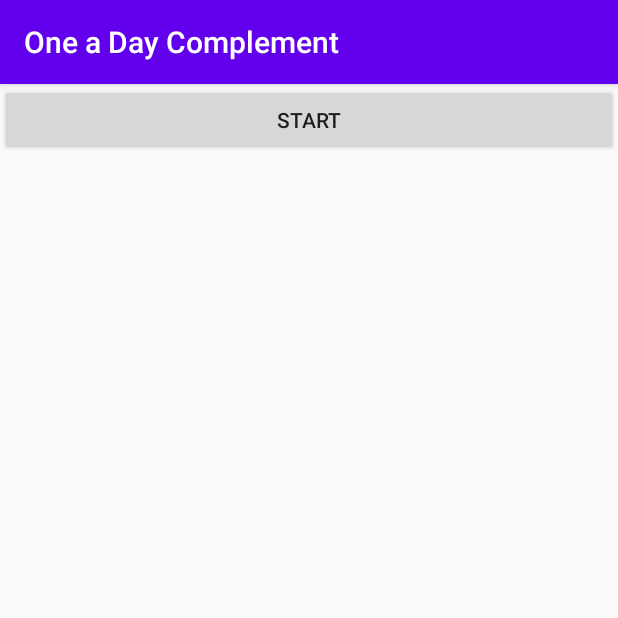
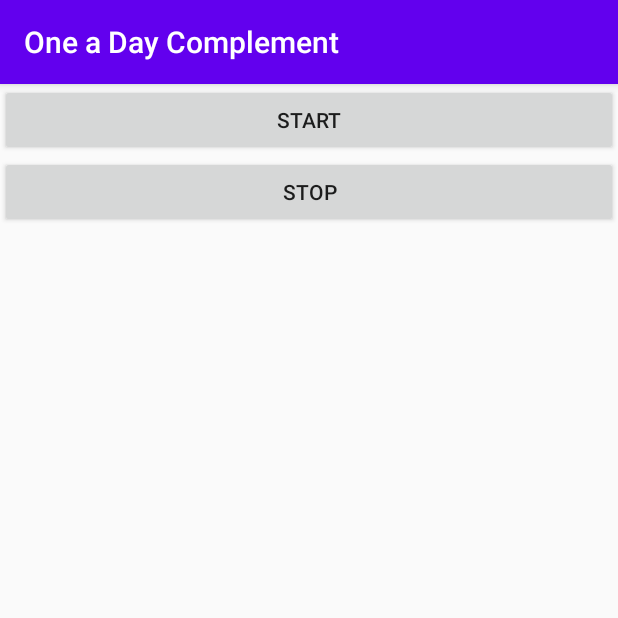
Before and after one commit to Jason-Skillman/One-a-Day-Complement, an Android app: the screen it shows after launch (MainActivity), on a phone screen of 412 x 824 dp, the top half of it. Run offline under Robolectric (Android 15) with nearby library versions, the phone set to English and light mode, and no system bars.

Commit message:
Added a cancel work button

```diff
--- a/app/src/main/java/com/jasoncorp/oneadaycomplement/MainActivity.java
+++ b/app/src/main/java/com/jasoncorp/oneadaycomplement/MainActivity.java
@@ -3,15 +3,18 @@ package com.jasoncorp.oneadaycomplement;
 import androidx.appcompat.app.AppCompatActivity;
 import androidx.work.Data;
 import androidx.work.OneTimeWorkRequest;
+import androidx.work.Operation;
 import androidx.work.WorkManager;
 
 import android.app.NotificationChannel;
 import android.app.NotificationManager;
 import android.os.Build;
 import android.os.Bundle;
+import android.os.Debug;
 import android.util.Log;
 import android.view.View;
 import android.widget.Button;
+import android.widget.Toast;
 
 import java.util.concurrent.TimeUnit;
 
@@ -19,13 +22,11 @@ public class MainActivity extends AppCompatActivity {
 
     private static final String TAG = "MainActivity";
 
-    public static final String NOTIFICATION_CHANNEL_ID_COMPLEMENT = "channel_complement";
-    public static final String NOTIFICATION_CHANNEL_NAME_COMPLEMENT = "Complement";
-    public static final String WORK_TAG = "notificationWork";
+    public static final String WORK_TAG_NOTIFICATION = "work_tag_notification";
     private String DBEventIDTag = "id_tag";
     private int DBEventID = 0;
 
-    private Button btnStart;
+    private Button btnStart, btnStop;
 
 
     @Override
@@ -34,6 +35,7 @@ public class MainActivity extends AppCompatActivity {
         setContentView(R.layout.activity_main);
 
         btnStart = findViewById(R.id.btn_start);
+        btnStop = findViewById(R.id.btn_stop);
 
         setupNotificationChannels();
     }
@@ -48,6 +50,20 @@ public class MainActivity extends AppCompatActivity {
                 startWork();
             }
         });
+        btnStop.setOnClickListener(new View.OnClickListener() {
+            @Override
+            public void onClick(View v) {
+                cancelWork();
+            }
+        });
+    }
+
+    @Override
+    protected void onPause() {
+        super.onPause();
+
+        btnStart.setOnClickListener(null);
+        btnStop.setOnClickListener(null);
     }
 
     void startWork() {
@@ -58,10 +74,16 @@ public class MainActivity extends AppCompatActivity {
         OneTimeWorkRequest notificationWork = new OneTimeWorkRequest.Builder(NotificationWorker.class)
                 .setInitialDelay(1000, TimeUnit.MILLISECONDS)
                 .setInputData(inputData)
-                .addTag(WORK_TAG)
+                .addTag(WORK_TAG_NOTIFICATION)
                 .build();
 
         WorkManager.getInstance(this).enqueue(notificationWork);
+    }
+
+    void cancelWork() {
+        Operation operation = WorkManager.getInstance(this).cancelAllWorkByTag(WORK_TAG_NOTIFICATION);
+
+        Toast.makeText(this, "Complements have been turned off", Toast.LENGTH_SHORT).show();
     }
 
     /**
@@ -69,10 +91,12 @@ public class MainActivity extends AppCompatActivity {
      */
     public void setupNotificationChannels() {
         if (Build.VERSION.SDK_INT >= Build.VERSION_CODES.O) {
-            String id = NOTIFICATION_CHANNEL_ID_COMPLEMENT;
-            CharSequence name = NOTIFICATION_CHANNEL_NAME_COMPLEMENT;
-            int importance = NotificationManager.IMPORTANCE_DEFAULT;
+            //Set the notification data
+            String id = getString(R.string.notification_channel_id_complement);
+            CharSequence name = getString(R.string.notification_channel_name_complement);
+            int importance = NotificationManager.IMPORTANCE_LOW;
 
+            //Setup the notification channel
             NotificationChannel channel = new NotificationChannel(id, name, importance);
 
             //Register the channel with the system, you can't change the importance or other notification behaviors after this
--- a/app/src/main/res/layout/activity_main.xml
+++ b/app/src/main/res/layout/activity_main.xml
@@ -14,4 +14,14 @@
         app:layout_constraintEnd_toEndOf="parent"
         app:layout_constraintStart_toStartOf="parent"
         app:layout_constraintTop_toTopOf="parent" />
+
+    <Button
+        android:id="@+id/btn_stop"
+        android:layout_width="0dp"
+        android:layout_height="wrap_content"
+        android:text="Stop"
+        app:layout_constraintEnd_toEndOf="parent"
+        app:layout_constraintHorizontal_bias="1.0"
+        app:layout_constraintStart_toStartOf="parent"
+        app:layout_constraintTop_toBottomOf="@+id/btn_start" />
 </androidx.constraintlayout.widget.ConstraintLayout>
```
